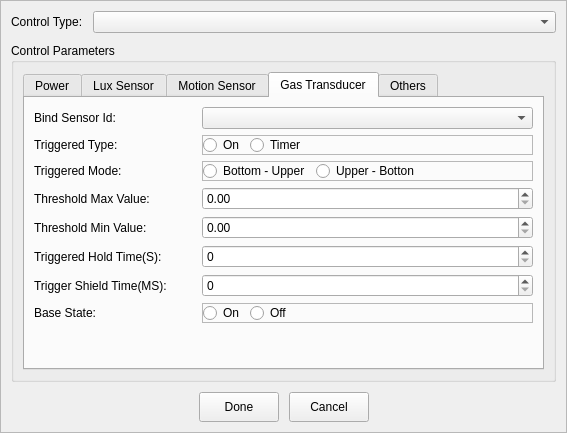
This is widget/controlitemeditdialogframeofrelaygroup.ui in jercylew/tkt-mesh-configure-helper as Qt 5 draws it before an edit. The edited form follows.
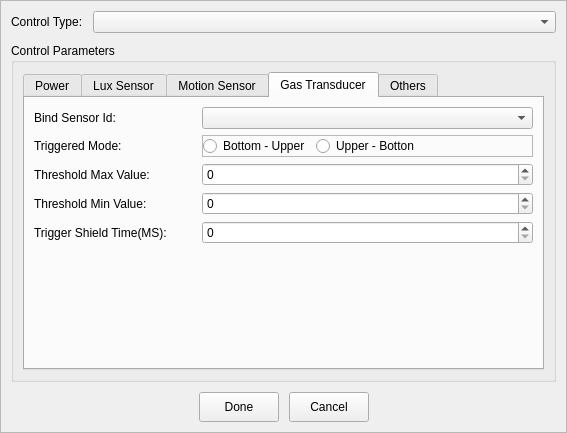
This is the edited form. Custom widgets are drawn as their Qt base class.

Patch:
```diff
--- a/widget/controlitemeditdialogframeofrelaygroup.ui
+++ b/widget/controlitemeditdialogframeofrelaygroup.ui
@@ -437,122 +437,7 @@
           <string>Gas Transducer</string>
          </attribute>
          <layout class="QGridLayout" name="gridLayout_3" columnstretch="0,0,0,0">
-          <item row="3" column="2" colspan="2">
-           <widget class="QFrame" name="frame">
-            <property name="minimumSize">
-             <size>
-              <width>0</width>
-              <height>20</height>
-             </size>
-            </property>
-            <property name="frameShape">
-             <enum>QFrame::StyledPanel</enum>
-            </property>
-            <property name="frameShadow">
-             <enum>QFrame::Raised</enum>
-            </property>
-            <layout class="QHBoxLayout" name="horizontalLayout_5">
-             <property name="leftMargin">
-              <number>0</number>
-             </property>
-             <property name="topMargin">
-              <number>0</number>
-             </property>
-             <property name="rightMargin">
-              <number>0</number>
-             </property>
-             <property name="bottomMargin">
-              <number>0</number>
-             </property>
-             <item>
-              <widget class="QRadioButton" name="radGTTrigTypeOn">
-               <property name="text">
-                <string>On</string>
-               </property>
-              </widget>
-             </item>
-             <item>
-              <widget class="QRadioButton" name="radGTTrigTypeTimer">
-               <property name="text">
-                <string>Timer</string>
-               </property>
-              </widget>
-             </item>
-             <item>
-              <spacer name="horizontalSpacer_4">
-               <property name="orientation">
-                <enum>Qt::Horizontal</enum>
-               </property>
-               <property name="sizeHint" stdset="0">
-                <size>
-                 <width>40</width>
-                 <height>20</height>
-                </size>
-               </property>
-              </spacer>
-             </item>
-            </layout>
-            <zorder>radGTTrigTypeOn</zorder>
-            <zorder>radGTTrigTypeTimer</zorder>
-            <zorder>horizontalSpacer_4</zorder>
-           </widget>
-          </item>
-          <item row="3" column="0">
-           <widget class="QLabel" name="label_13">
-            <property name="text">
-             <string>Triggered Type:</string>
-            </property>
-           </widget>
-          </item>
-          <item row="7" column="0">
-           <widget class="QLabel" name="label_14">
-            <property name="text">
-             <string>Triggered Hold Time(S):</string>
-            </property>
-           </widget>
-          </item>
-          <item row="11" column="0">
-           <widget class="QLabel" name="label_19">
-            <property name="text">
-             <string>Base State:</string>
-            </property>
-           </widget>
-          </item>
-          <item row="6" column="2" colspan="2">
-           <widget class="QDoubleSpinBox" name="spinGTThresholdMin">
-            <property name="maximum">
-             <double>99999.990000000005239</double>
-            </property>
-           </widget>
-          </item>
-          <item row="4" column="0">
-           <widget class="QLabel" name="label_18">
-            <property name="text">
-             <string>Triggered Mode:</string>
-            </property>
-           </widget>
-          </item>
-          <item row="5" column="0">
-           <widget class="QLabel" name="label_5">
-            <property name="text">
-             <string>Threshold Max Value:</string>
-            </property>
-           </widget>
-          </item>
-          <item row="1" column="2" colspan="2">
-           <widget class="SensorIdCombox" name="cmbGTBindSensorId"/>
-          </item>
-          <item row="7" column="2" colspan="2">
-           <widget class="QSpinBox" name="spinGTTrigHoldTime"/>
-          </item>
-          <item row="5" column="2" colspan="2">
-           <widget class="QDoubleSpinBox" name="spinGTThresholdMax">
-            <property name="maximum">
-             <double>99999.990000000005239</double>
-            </property>
-           </widget>
-          </item>
-          <item row="12" column="0">
+          <item row="9" column="0">
            <spacer name="verticalSpacer_5">
             <property name="orientation">
              <enum>Qt::Vertical</enum>
@@ -565,13 +450,6 @@
             </property>
            </spacer>
           </item>
-          <item row="6" column="0">
-           <widget class="QLabel" name="label_7">
-            <property name="text">
-             <string>Threshold Min Value:</string>
-            </property>
-           </widget>
-          </item>
           <item row="1" column="0">
            <widget class="QLabel" name="label_8">
             <property name="text">
@@ -579,21 +457,31 @@
             </property>
            </widget>
           </item>
-          <item row="10" column="0">
+          <item row="1" column="2" colspan="2">
+           <widget class="SensorIdCombox" name="cmbGTBindSensorId"/>
+          </item>
+          <item row="8" column="2" colspan="2">
+           <widget class="QSpinBox" name="spinGTTriggerShieldMSec">
+            <property name="maximum">
+             <number>100000</number>
+            </property>
+           </widget>
+          </item>
+          <item row="3" column="0">
+           <widget class="QLabel" name="label_18">
+            <property name="text">
+             <string>Triggered Mode:</string>
+            </property>
+           </widget>
+          </item>
+          <item row="8" column="0">
            <widget class="QLabel" name="label_10">
             <property name="text">
              <string>Trigger Shield Time(MS):</string>
             </property>
            </widget>
           </item>
-          <item row="10" column="2" colspan="2">
-           <widget class="QSpinBox" name="spinGTTriggerShieldMSec">
-            <property name="maximum">
-             <number>10000</number>
-            </property>
-           </widget>
-          </item>
-          <item row="4" column="2" colspan="2">
+          <item row="3" column="2" colspan="2">
            <widget class="QFrame" name="frame_4">
             <property name="minimumSize">
              <size>
@@ -656,61 +544,38 @@
             </layout>
            </widget>
           </item>
-          <item row="11" column="2" colspan="2">
-           <widget class="QFrame" name="frame_5">
-            <property name="minimumSize">
-             <size>
-              <width>0</width>
-              <height>20</height>
-             </size>
+          <item row="5" column="0">
+           <widget class="QLabel" name="label_7">
+            <property name="text">
+             <string>Threshold Min Value:</string>
             </property>
-            <property name="frameShape">
-             <enum>QFrame::StyledPanel</enum>
+           </widget>
+          </item>
+          <item row="4" column="0">
+           <widget class="QLabel" name="label_5">
+            <property name="text">
+             <string>Threshold Max Value:</string>
             </property>
-            <property name="frameShadow">
-             <enum>QFrame::Raised</enum>
+           </widget>
+          </item>
+          <item row="4" column="2" colspan="2">
+           <widget class="QSpinBox" name="spinGTThresholdMax">
+            <property name="toolTip">
+             <string>ControlItemEditDialogFrameOfRelayGroup.ThresholdMaxTip</string>
             </property>
-            <layout class="QHBoxLayout" name="horizontalLayout_9">
-             <property name="leftMargin">
-              <number>0</number>
-             </property>
-             <property name="topMargin">
-              <number>0</number>
-             </property>
-             <property name="rightMargin">
-              <number>0</number>
-             </property>
-             <property name="bottomMargin">
-              <number>0</number>
-             </property>
-             <item>
-              <widget class="QRadioButton" name="radGTBaseStatusOn">
-               <property name="text">
-                <string>On</string>
-               </property>
-              </widget>
-             </item>
-             <item>
-              <widget class="QRadioButton" name="radGTBaseStatusOff">
-               <property name="text">
-                <string>Off</string>
-               </property>
-              </widget>
-             </item>
-             <item>
-              <spacer name="horizontalSpacer_8">
-               <property name="orientation">
-                <enum>Qt::Horizontal</enum>
-               </property>
-               <property name="sizeHint" stdset="0">
-                <size>
-                 <width>40</width>
-                 <height>20</height>
-                </size>
-               </property>
-              </spacer>
-             </item>
-            </layout>
+            <property name="maximum">
+             <number>10000</number>
+            </property>
+           </widget>
+          </item>
+          <item row="5" column="2" colspan="2">
+           <widget class="QSpinBox" name="spinGTThresholdMin">
+            <property name="toolTip">
+             <string>ControlItemEditDialogFrameOfRelayGroup.ThresholdMinTip</string>
+            </property>
+            <property name="maximum">
+             <number>10000</number>
+            </property>
            </widget>
           </item>
          </layout>
```
